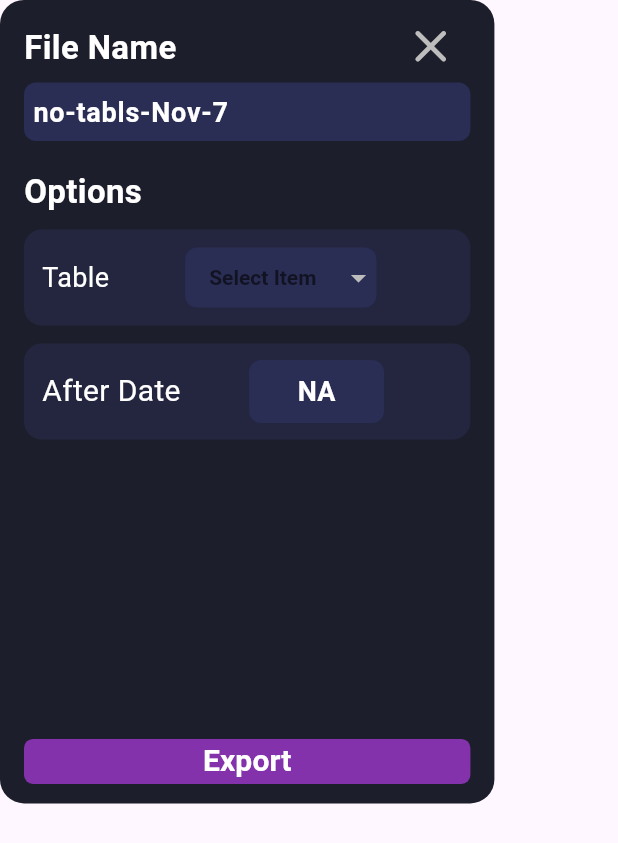
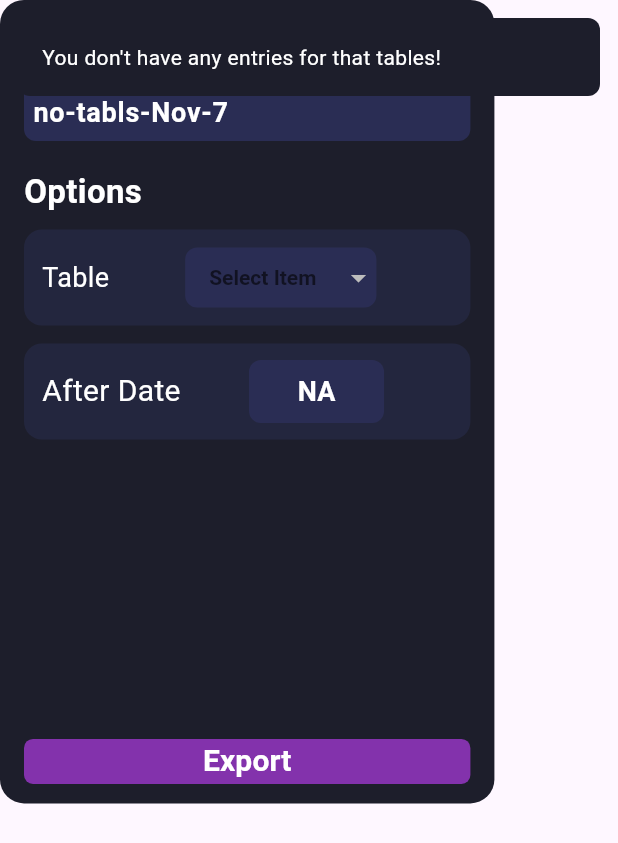
Before and after one commit to Coflnet/TabFlutter, a Flutter app: the CsvExportPopupMain widget shown alone on an empty page, opened directly with empty values, after a tap on "Export", on a phone screen of 412 x 824 dp. Shown: the top 843 px of the screen. Run offline on Flutter 3.47's test engine with Material 3 defaults, Android fonts, the phone set to English and light mode, and no system bars; drawn by our look-alikes of another_flushbar, dropdown_button2; our stand-ins replace csv, flutter_translate, geolocator, hexcolor, hugeicons, scroll_snap_list and 3 more; missing offline and left inert: audio_waveforms, custom_pop_up_menu, haptic_feedback, mic_stream, noise_meter, restart_app and 1 more; generated files the repository leaves out were written again; statements that could not run were skipped.

Commit message:
throw error if no entries

```diff
--- a/assets/i18n/de.json
+++ b/assets/i18n/de.json
@@ -31,5 +31,6 @@
     "exAfter": "Nach Datum",
     "date": "Datum",
     "weather": "Wetter",
-    "temperature": "Temperatur"
+    "temperature": "Temperatur",
+    "noEntries": "You don't have any entries for that tables!"
 }
--- a/assets/i18n/en.json
+++ b/assets/i18n/en.json
@@ -31,5 +31,6 @@
     "exAfter": "After Date",
     "date": "Date",
     "weather": "Weather",
-    "temperature": "Temperature"
+    "temperature": "Temperature",
+    "noEntries": "You don't have any entries for that tables!"
 }
--- a/lib/globals/convertCSV.dart
+++ b/lib/globals/convertCSV.dart
@@ -24,8 +24,6 @@ class ConvertCsv {
               .addAll(["${p.svalue[0]}", "${p.svalue[1]}", "${p.svalue[2]}"]);
           continue;
         }
-        print("svalue");
-        print(p.svalue);
         row.add(p.svalue ?? '');
       }
       if (addLast.isNotEmpty) {
--- a/lib/pages/settings/csvExport/csvExportPopupMain.dart
+++ b/lib/pages/settings/csvExport/csvExportPopupMain.dart
@@ -1,7 +1,9 @@
 import 'dart:convert';
 import 'dart:io';
 
+import 'package:another_flushbar/flushbar.dart';
 import 'package:flutter/material.dart';
+import 'package:flutter_translate/flutter_translate.dart';
 import 'package:hexcolor/hexcolor.dart';
 import 'package:path_provider/path_provider.dart';
 import 'package:share_plus/share_plus.dart';
@@ -60,6 +62,17 @@ class _CsvExportPopupMainState extends State<CsvExportPopupMain> {
 
   void exportAndClose() async {
     final columnData = ColumnsDataProccessing().getColumnData();
+    if (columnData.isEmpty) {
+      Flushbar(
+        margin: const EdgeInsets.all(12),
+        borderRadius: BorderRadius.circular(8),
+        backgroundColor: HexColor("1D1E2B"),
+        duration: const Duration(seconds: 3),
+        message: translate("noEntries"),
+        flushbarPosition: FlushbarPosition.TOP,
+      ).show(context);
+      return;
+    }
     String csv = ConvertCsv().convertCsv(columnData);
     Directory appDir = await getApplicationDocumentsDirectory();
     String filePath = "${appDir.path}/exportCSVTEMP.json";
--- a/pubspec.yaml
+++ b/pubspec.yaml
@@ -22,6 +22,7 @@ icons_launcher:
       enable: true
 
 dependencies:
+  another_flushbar: ^1.12.30
   audio_waveforms: ^1.0.5
   csv: ^6.0.0
   custom_pop_up_menu: ^1.2.4
```
Also changed, not shown: pubspec.lock.
